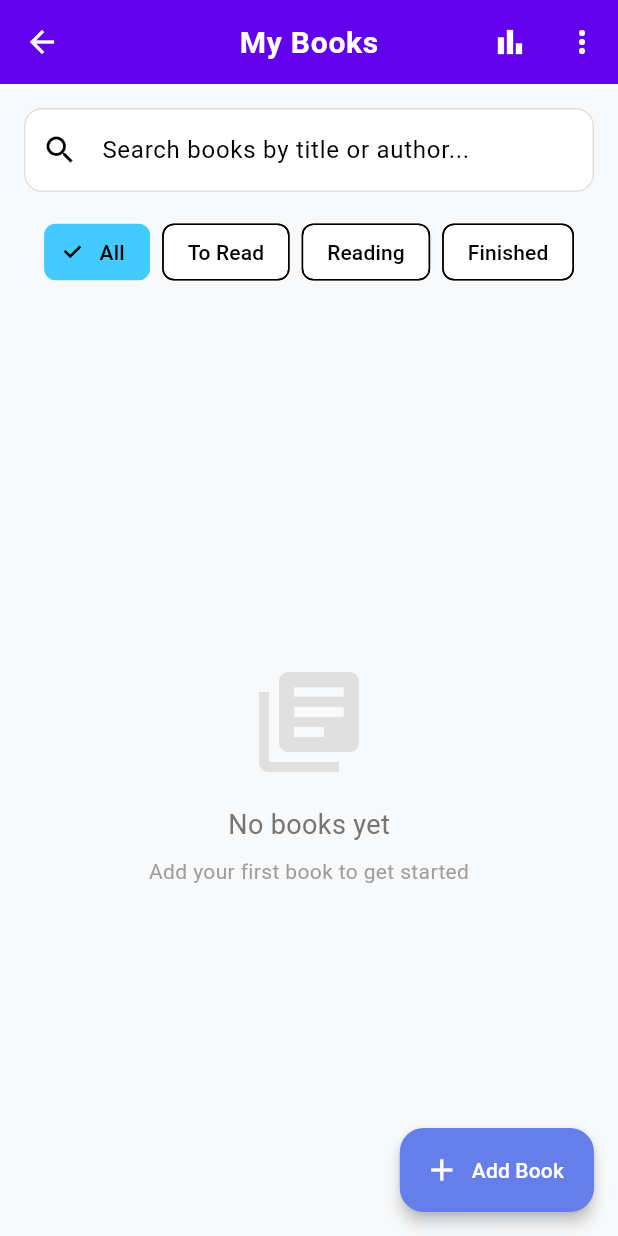
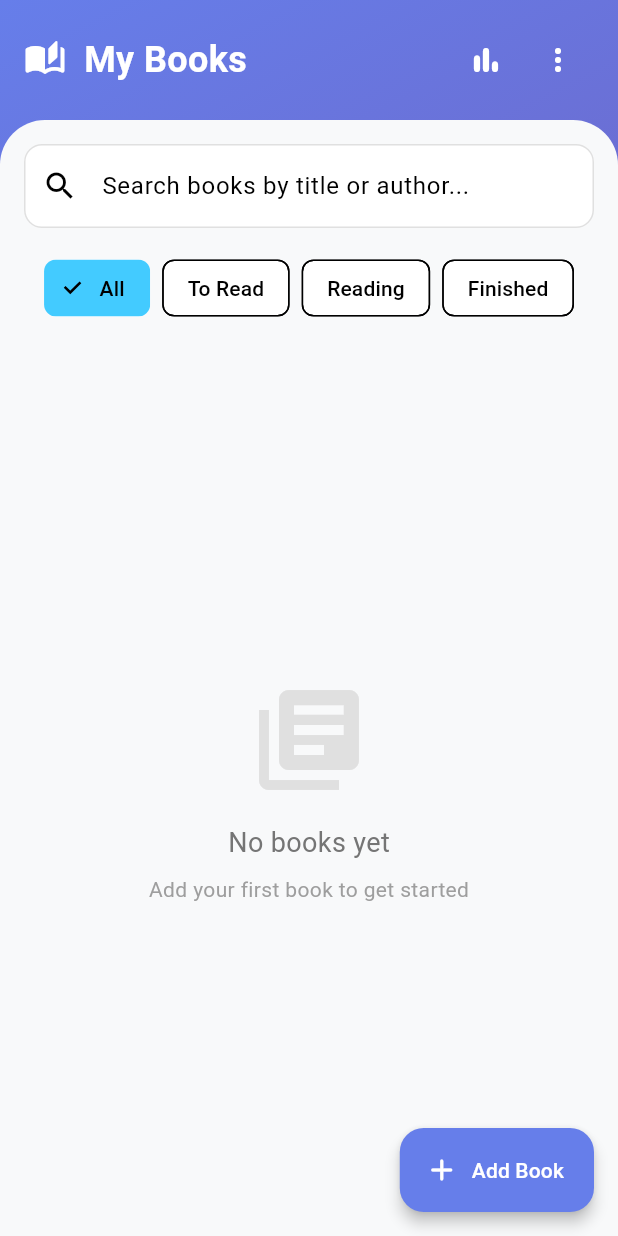
Before and after one commit to murian/BookCatalog, a Flutter app: the HomeScreen screen opened directly, on a phone screen of 412 x 824 dp. Run offline on Flutter 3.47's test engine with Material 3 defaults, Android fonts, the phone set to English and light mode, and no system bars; our stand-ins replace cached_network_image, cloud_firestore, csv, firebase_auth, google_generative_ai, hive and 3 more; missing offline and left inert: mobile_scanner; accounts and stored records are empty; Roboto replaces fonts that are missing (SF Pro Display).

Commit message:
Modernize home screen with gradient design and BookCoverImage
Home screen improvements:
- Add gradient AppBar with modern design
- Use BookCoverImage widget for better image loading
- Curved container design with 30px radius
- Updated icons to rounded variants
- Status colors now use AppTheme colors
- Better visual hierarchy and spacing
- Removed CachedNetworkImage in favor of BookCoverImage

Fixes:
- Book covers now display properly on web
- Modern gradient header
- Consistent theme colors throughout

```diff
--- a/lib/screens/home/home_screen.dart
+++ b/lib/screens/home/home_screen.dart
@@ -1,11 +1,12 @@
 import 'package:flutter/material.dart';
 import 'package:provider/provider.dart';
-import 'package:cached_network_image/cached_network_image.dart';
 import '../../providers/auth_provider.dart';
 import '../../providers/books_provider.dart';
 import '../../models/book.dart';
 import '../../models/reading_status.dart';
+import '../../core/theme/app_theme.dart';
 import '../../core/utils/date_utils.dart' as app_date_utils;
+import '../../widgets/book_cover_image.dart';
 import '../add_book/add_book_screen.dart';
 import '../book_details/book_details_screen.dart';
 import '../statistics/statistics_screen.dart';
@@ -43,13 +44,31 @@ class _HomeScreenState extends State<HomeScreen> {
     final booksProvider = Provider.of<BooksProvider>(context);
 
     return Scaffold(
-      appBar: AppBar(
-        title: const Text('My Books'),
-        backgroundColor: const Color(0xFF6200EE),
-        foregroundColor: Colors.white,
-        actions: [
+      body: Container(
+        decoration: const BoxDecoration(
+          gradient: AppTheme.primaryGradient,
+        ),
+        child: SafeArea(
+          child: Column(
+            children: [
+              // Modern AppBar
+              Padding(
+                padding: const EdgeInsets.all(16.0),
+                child: Row(
+                  children: [
+                    const Icon(Icons.auto_stories_rounded, color: Colors.white, size: 28),
+                    const SizedBox(width: 12),
+                    const Text(
+                      'My Books',
+                      style: TextStyle(
+                        color: Colors.white,
+                        fontSize: 24,
+                        fontWeight: FontWeight.bold,
+                      ),
+                    ),
+                    const Spacer(),
                     IconButton(
-            icon: const Icon(Icons.bar_chart),
+                      icon: const Icon(Icons.bar_chart_rounded, color: Colors.white),
                       onPressed: () {
                         Navigator.push(
                           context,
@@ -60,6 +79,7 @@ class _HomeScreenState extends State<HomeScreen> {
                       },
                     ),
                     PopupMenuButton<String>(
+                      icon: const Icon(Icons.more_vert_rounded, color: Colors.white),
                       onSelected: (value) {
                         if (value == 'logout') {
                           authProvider.signOut();
@@ -70,7 +90,7 @@ class _HomeScreenState extends State<HomeScreen> {
                           value: 'logout',
                           child: Row(
                             children: [
-                    Icon(Icons.logout),
+                              Icon(Icons.logout_rounded),
                               SizedBox(width: 8),
                               Text('Logout'),
                             ],
@@ -80,7 +100,16 @@ class _HomeScreenState extends State<HomeScreen> {
                     ),
                   ],
                 ),
-      body: Column(
+              ),
+
+              // Main Content Area
+              Expanded(
+                child: Container(
+                  decoration: const BoxDecoration(
+                    color: AppTheme.backgroundColor,
+                    borderRadius: BorderRadius.vertical(top: Radius.circular(30)),
+                  ),
+                  child: Column(
                     children: [
           // Search Bar
           Padding(
@@ -204,6 +233,12 @@ class _HomeScreenState extends State<HomeScreen> {
                       ),
                     ],
                   ),
+                ),
+              ),
+            ],
+          ),
+        ),
+      ),
       floatingActionButton: FloatingActionButton.extended(
         onPressed: () {
           Navigator.push(
@@ -213,7 +248,7 @@ class _HomeScreenState extends State<HomeScreen> {
             ),
           );
         },
-        icon: const Icon(Icons.add),
+        icon: const Icon(Icons.add_rounded),
         label: const Text('Add Book'),
       ),
     );
@@ -244,35 +279,11 @@ class _BookCard extends StatelessWidget {
             crossAxisAlignment: CrossAxisAlignment.start,
             children: [
               // Book Cover
-              ClipRRect(
-                borderRadius: BorderRadius.circular(8),
-                child: book.coverImageUrl != null
-                    ? CachedNetworkImage(
-                        imageUrl: book.coverImageUrl!,
+              BookCoverImage(
+                imageUrl: book.coverImageUrl,
                 width: 80,
                 height: 120,
-                        fit: BoxFit.cover,
-                        placeholder: (context, url) => Container(
-                          width: 80,
-                          height: 120,
-                          color: Colors.grey[300],
-                          child: const Center(
-                            child: CircularProgressIndicator(),
-                          ),
-                        ),
-                        errorWidget: (context, url, error) => Container(
-                          width: 80,
-                          height: 120,
-                          color: Colors.grey[300],
-                          child: const Icon(Icons.book, size: 40),
-                        ),
-                      )
-                    : Container(
-                        width: 80,
-                        height: 120,
-                        color: Colors.grey[300],
-                        child: const Icon(Icons.book, size: 40),
-                      ),
+                borderRadius: BorderRadius.circular(12),
               ),
               const SizedBox(width: 16),
 
@@ -341,11 +352,11 @@ class _BookCard extends StatelessWidget {
   Color _getStatusColor(ReadingStatus status) {
     switch (status) {
       case ReadingStatus.toRead:
-        return Colors.blue;
+        return AppTheme.secondaryColor;
       case ReadingStatus.reading:
-        return Colors.orange;
+        return AppTheme.warningColor;
       case ReadingStatus.finished:
-        return Colors.green;
+        return AppTheme.successColor;
     }
   }
 }
```
Lines whose indentation alone changed are shown as unchanged.
